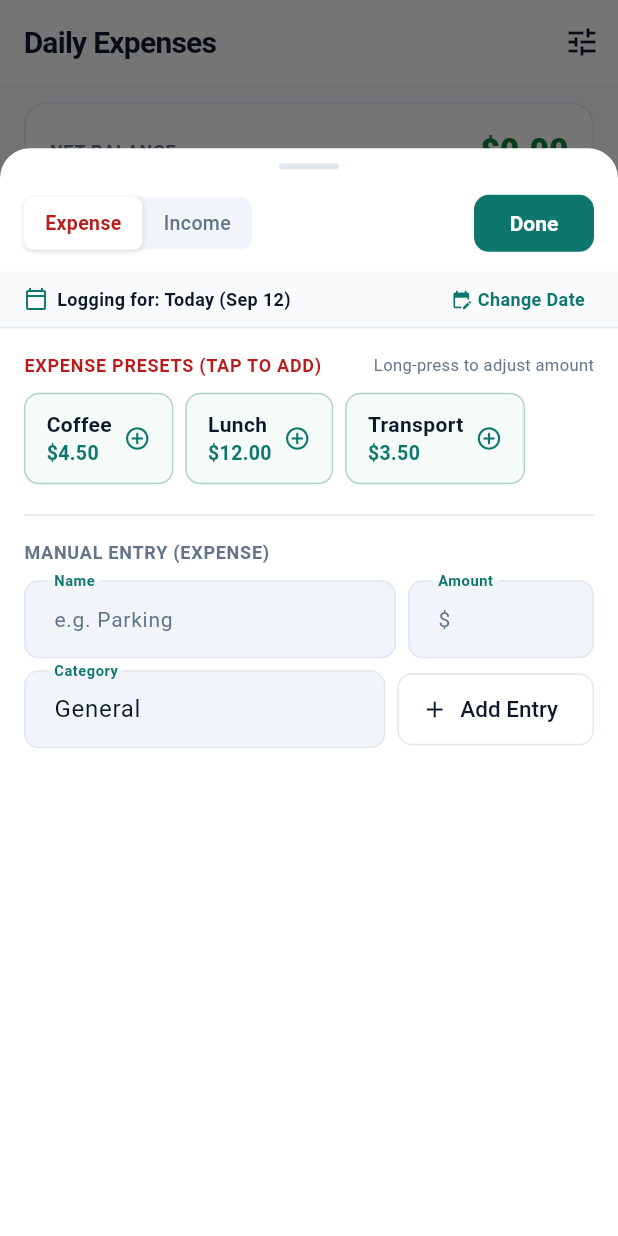
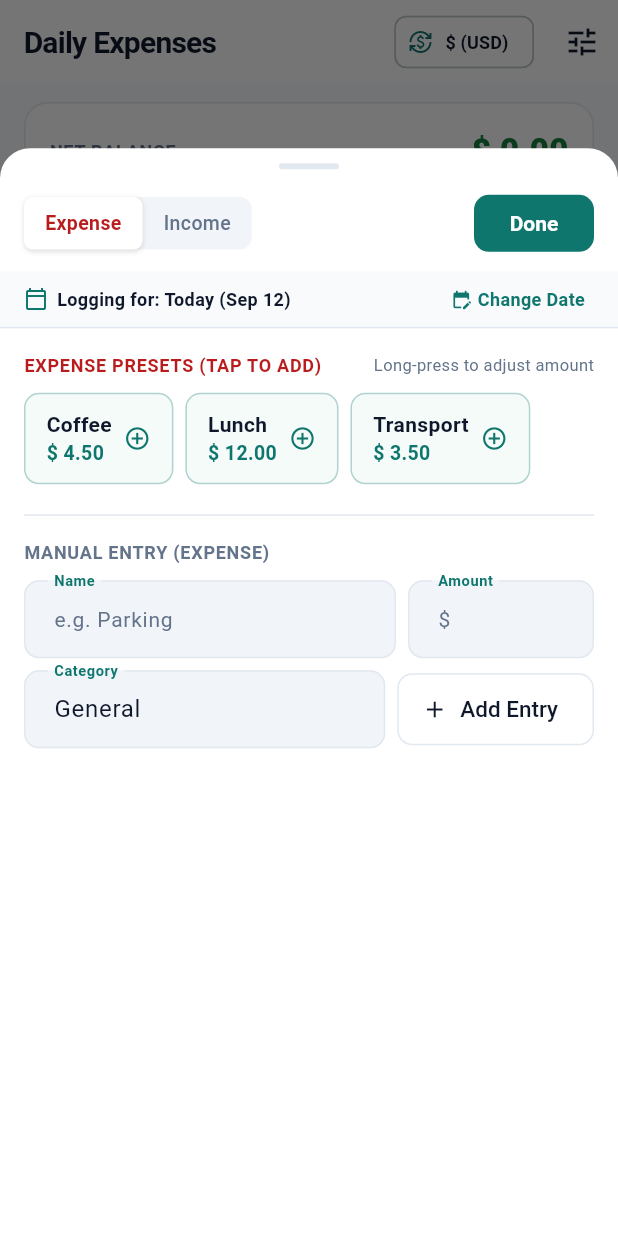
Before and after one commit to khademul-menaliam/expence_calculate_mobile_app, a Flutter app: the screen it shows after launch, after a tap on "Quick Add", on a phone screen of 412 x 824 dp. Run offline on Flutter 3.47's test engine with Material 3 defaults, Android fonts, the phone set to English and light mode, and no system bars; our stand-ins replace drift, flutter_riverpod, shared_preferences; accounts and stored records are empty; generated files the repository leaves out were written again.

Commit message:
feat: add expense presets, goal tracking screens, and currency management dialogs

```diff
--- /dev/null
+++ b/lib/providers/currency_provider.dart
@@ -0,0 +1,63 @@
+import 'package:flutter_riverpod/flutter_riverpod.dart';
+import 'package:intl/intl.dart';
+import 'package:shared_preferences/shared_preferences.dart';
+
+class Currency {
+  final String code;
+  final String symbol;
+  final String name;
+
+  const Currency({
+    required this.code,
+    required this.symbol,
+    required this.name,
+  });
+
+  String format(double amount) {
+    final formatter = NumberFormat.currency(symbol: '$symbol ', decimalDigits: 2);
+    return formatter.format(amount);
+  }
+}
+
+const List<Currency> availableCurrencies = [
+  Currency(code: 'USD', symbol: '\$', name: 'US Dollar (USD)'),
+  Currency(code: 'BDT', symbol: '৳', name: 'Bangladeshi Taka (BDT)'),
+  Currency(code: 'EUR', symbol: '€', name: 'Euro (EUR)'),
+  Currency(code: 'GBP', symbol: '£', name: 'British Pound (GBP)'),
+  Currency(code: 'INR', symbol: '₹', name: 'Indian Rupee (INR)'),
+  Currency(code: 'CAD', symbol: 'CA\$', name: 'Canadian Dollar (CAD)'),
+  Currency(code: 'AUD', symbol: 'A\$', name: 'Australian Dollar (AUD)'),
+  Currency(code: 'JPY', symbol: '¥', name: 'Japanese Yen (JPY)'),
+  Currency(code: 'SAR', symbol: '﷼', name: 'Saudi Riyal (SAR)'),
+  Currency(code: 'AED', symbol: 'د.إ', name: 'UAE Dirham (AED)'),
+];
+
+class CurrencyNotifier extends StateNotifier<Currency> {
+  CurrencyNotifier() : super(availableCurrencies.first) {
+    _loadSavedCurrency();
+  }
+
+  static const String _key = 'selected_currency_code';
+
+  Future<void> _loadSavedCurrency() async {
+    final prefs = await SharedPreferences.getInstance();
+    final savedCode = prefs.getString(_key);
+    if (savedCode != null) {
+      final found = availableCurrencies.firstWhere(
+        (c) => c.code == savedCode,
+        orElse: () => availableCurrencies.first,
+      );
+      state = found;
+    }
+  }
+
+  Future<void> setCurrency(Currency currency) async {
+    state = currency;
+    final prefs = await SharedPreferences.getInstance();
+    await prefs.setString(_key, currency.code);
+  }
+}
+
+final currencyProvider = StateNotifierProvider<CurrencyNotifier, Currency>((ref) {
+  return CurrencyNotifier();
+});
--- a/lib/screens/expenses/expense_home_screen.dart
+++ b/lib/screens/expenses/expense_home_screen.dart
@@ -4,6 +4,8 @@ import 'package:intl/intl.dart';
 import '../../database/app_database.dart';
 import '../../providers/expense_provider.dart';
 import '../../theme/app_theme.dart';
+import '../../providers/currency_provider.dart';
+import '../../widgets/currency_selector_dialog.dart';
 import 'edit_expense_dialog.dart';
 import 'preset_management_dialog.dart';
 import 'quick_add_popup.dart';
@@ -15,12 +17,23 @@ class ExpenseHomeScreen extends ConsumerWidget {
   Widget build(BuildContext context, WidgetRef ref) {
     final stats = ref.watch(expenseStatsProvider);
     final expensesAsync = ref.watch(expensesStreamProvider);
-    final currencyFormat = NumberFormat.currency(symbol: '\$', decimalDigits: 2);
+    final currency = ref.watch(currencyProvider);
 
     return Scaffold(
       appBar: AppBar(
         title: const Text('Daily Expenses'),
         actions: [
+          Padding(
+            padding: const EdgeInsets.only(right: 8),
+            child: ActionChip(
+              avatar: const Icon(Icons.currency_exchange, size: 16, color: AppTheme.primaryAccent),
+              label: Text(
+                '${currency.symbol} (${currency.code})',
+                style: const TextStyle(fontWeight: FontWeight.bold, fontSize: 12),
+              ),
+              onPressed: () => showCurrencySelector(context, ref),
+            ),
+          ),
           IconButton(
             icon: const Icon(Icons.tune_outlined),
             tooltip: 'Manage Presets',
@@ -65,7 +78,7 @@ class ExpenseHomeScreen extends ConsumerWidget {
                               ),
                             ),
                             Text(
-                              currencyFormat.format(stats.netBalance),
+                              currency.format(stats.netBalance),
                               style: TextStyle(
                                 fontSize: 22,
                                 fontWeight: FontWeight.w800,
@@ -85,17 +98,17 @@ class ExpenseHomeScreen extends ConsumerWidget {
                           children: [
                             _SummaryItem(
                               label: 'Today',
-                              amount: currencyFormat.format(stats.todayTotal),
+                              amount: currency.format(stats.todayTotal),
                             ),
                             const _VerticalDivider(),
                             _SummaryItem(
                               label: 'This Week',
-                              amount: currencyFormat.format(stats.weekTotal),
+                              amount: currency.format(stats.weekTotal),
                             ),
                             const _VerticalDivider(),
                             _SummaryItem(
                               label: 'This Month',
-                              amount: currencyFormat.format(stats.monthTotal),
+                              amount: currency.format(stats.monthTotal),
                             ),
                           ],
                         ),
@@ -143,7 +156,7 @@ class ExpenseHomeScreen extends ConsumerWidget {
                                 ),
                                 const SizedBox(width: 6),
                                 Text(
-                                  currencyFormat.format(entry.value),
+                                  currency.format(entry.value),
                                   style: const TextStyle(
                                     fontSize: 13,
                                     fontWeight: FontWeight.w700,
@@ -314,7 +327,7 @@ class ExpenseHomeScreen extends ConsumerWidget {
                                           fontSize: 12, color: AppTheme.textSecondary),
                                     ),
                                     trailing: Text(
-                                      '${isExpense ? "-" : "+"}${currencyFormat.format(expense.amount)}',
+                                      '${isExpense ? "-" : "+"}${currency.format(expense.amount)}',
                                       style: TextStyle(
                                         fontSize: 15,
                                         fontWeight: FontWeight.w700,
--- a/lib/screens/expenses/quick_add_popup.dart
+++ b/lib/screens/expenses/quick_add_popup.dart
@@ -2,6 +2,7 @@ import 'package:flutter/material.dart';
 import 'package:flutter_riverpod/flutter_riverpod.dart';
 import 'package:intl/intl.dart';
 import '../../database/app_database.dart';
+import '../../providers/currency_provider.dart';
 import '../../providers/expense_provider.dart';
 import '../../theme/app_theme.dart';
 
@@ -34,7 +35,6 @@ class _QuickAddPopupState extends ConsumerState<QuickAddPopup> {
 
   // Running session log inside popup
   final List<_SessionItem> _sessionAddedItems = [];
-  final _currencyFormat = NumberFormat.currency(symbol: '\$', decimalDigits: 2);
 
   double get _sessionTotal {
     return _sessionAddedItems.fold(0.0, (sum, item) {
@@ -146,6 +146,8 @@ class _QuickAddPopupState extends ConsumerState<QuickAddPopup> {
     final overrideController = TextEditingController(text: preset.defaultAmount.toStringAsFixed(2));
     final dialogKey = GlobalKey<FormState>();
 
+    final currencySymbol = ref.read(currencyProvider).symbol;
+
     showDialog(
       context: context,
       builder: (dialogCtx) {
@@ -157,9 +159,9 @@ class _QuickAddPopupState extends ConsumerState<QuickAddPopup> {
               controller: overrideController,
               autofocus: true,
               keyboardType: const TextInputType.numberWithOptions(decimal: true),
-              decoration: const InputDecoration(
+              decoration: InputDecoration(
                 labelText: 'One-time Amount',
-                prefixText: '\$ ',
+                prefixText: '$currencySymbol ',
               ),
               validator: (val) {
                 if (val == null || val.trim().isEmpty) return 'Enter amount';
@@ -194,6 +196,7 @@ class _QuickAddPopupState extends ConsumerState<QuickAddPopup> {
   @override
   Widget build(BuildContext context) {
     final presetsAsync = ref.watch(presetsByTypeStreamProvider(_type));
+    final currency = ref.watch(currencyProvider);
     final bottomInset = MediaQuery.of(context).viewInsets.bottom;
     final isExpense = _type == 'expense';
 
@@ -406,7 +409,7 @@ class _QuickAddPopupState extends ConsumerState<QuickAddPopup> {
                                       ),
                                     ),
                                     Text(
-                                      _currencyFormat.format(preset.defaultAmount),
+                                      currency.format(preset.defaultAmount),
                                       style: TextStyle(
                                         fontWeight: FontWeight.w700,
                                         fontSize: 13,
@@ -471,9 +474,9 @@ class _QuickAddPopupState extends ConsumerState<QuickAddPopup> {
                             child: TextFormField(
                               controller: _amountController,
                               keyboardType: const TextInputType.numberWithOptions(decimal: true),
-                              decoration: const InputDecoration(
+                              decoration: InputDecoration(
                                 labelText: 'Amount',
-                                prefixText: '\$ ',
+                                prefixText: '${currency.symbol} ',
                               ),
                               validator: (v) {
                                 if (v == null || v.trim().isEmpty) return 'Required';
@@ -532,7 +535,7 @@ class _QuickAddPopupState extends ConsumerState<QuickAddPopup> {
                         ),
                       ),
                       Text(
-                        'Session Net: ${_currencyFormat.format(_sessionTotal)}',
+                        'Session Net: ${currency.format(_sessionTotal)}',
                         style: const TextStyle(
                           fontSize: 13,
                           fontWeight: FontWeight.w700,
@@ -596,7 +599,7 @@ class _QuickAddPopupState extends ConsumerState<QuickAddPopup> {
                               ),
                               const Spacer(),
                               Text(
-                                '${itemIsExpense ? "-" : "+"}${_currencyFormat.format(item.amount)}',
+                                '${itemIsExpense ? "-" : "+"}${currency.format(item.amount)}',
                                 style: TextStyle(
                                   fontWeight: FontWeight.w700,
                                   fontSize: 13,
--- a/lib/screens/goals/goals_home_screen.dart
+++ b/lib/screens/goals/goals_home_screen.dart
@@ -2,8 +2,10 @@ import 'package:flutter/material.dart';
 import 'package:flutter_riverpod/flutter_riverpod.dart';
 import 'package:intl/intl.dart';
 import '../../database/app_database.dart';
+import '../../providers/currency_provider.dart';
 import '../../providers/goal_provider.dart';
 import '../../theme/app_theme.dart';
+import '../../widgets/currency_selector_dialog.dart';
 import 'edit_goal_dialog.dart';
 
 class GoalsHomeScreen extends ConsumerStatefulWidget {
@@ -76,6 +78,19 @@ class _GoalsHomeScreenState extends ConsumerState<GoalsHomeScreen>
     return Scaffold(
       appBar: AppBar(
         title: const Text('Goals / Wishlist'),
+        actions: [
+          Padding(
+            padding: const EdgeInsets.only(right: 8),
+            child: ActionChip(
+              avatar: const Icon(Icons.currency_exchange, size: 16, color: AppTheme.primaryAccent),
+              label: Text(
+                '${ref.watch(currencyProvider).symbol} (${ref.watch(currencyProvider).code})',
+                style: const TextStyle(fontWeight: FontWeight.bold, fontSize: 12),
+              ),
+              onPressed: () => showCurrencySelector(context, ref),
+            ),
+          ),
+        ],
         bottom: TabBar(
           controller: _tabController,
           indicatorColor: AppTheme.primaryAccent,
@@ -182,7 +197,7 @@ class _GoalsHomeScreenState extends ConsumerState<GoalsHomeScreen>
   }
 }
 
-class _GoalListTab extends StatelessWidget {
+class _GoalListTab extends ConsumerWidget {
   final AsyncValue<List<Goal>> goalsAsync;
   final String emptyTitle;
   final String emptySubtitle;
@@ -202,8 +217,8 @@ class _GoalListTab extends StatelessWidget {
   });
 
   @override
-  Widget build(BuildContext context) {
-    final currencyFormat = NumberFormat.currency(symbol: '\$', decimalDigits: 2);
+  Widget build(BuildContext context, WidgetRef ref) {
+    final currency = ref.watch(currencyProvider);
 
     return goalsAsync.when(
       data: (goals) {
@@ -280,7 +295,7 @@ class _GoalListTab extends StatelessWidget {
                       children: [
                         if (goal.targetCost != null) ...[
                           Text(
-                            'Target: ${currencyFormat.format(goal.targetCost)}',
+                            'Target: ${currency.format(goal.targetCost!)}',
                             style: const TextStyle(
                               fontSize: 12,
                               fontWeight: FontWeight.w700,
--- a/pubspec.yaml
+++ b/pubspec.yaml
@@ -37,6 +37,7 @@ dependencies:
   path: ^1.9.0
   flutter_riverpod: ^2.5.1
   intl: ^0.19.0
+  shared_preferences: ^2.5.5
 
 dev_dependencies:
   flutter_test:
```
Also changed, not shown: lib/screens/expenses/edit_expense_dialog.dart (+5 -2 lines), lib/screens/expenses/preset_management_dialog.dart (+5 -5 lines), lib/screens/goals/edit_goal_dialog.dart (+5 -2 lines), lib/widgets/currency_selector_dialog.dart (added, +115 -0 lines), pubspec.lock, 1 other file.
